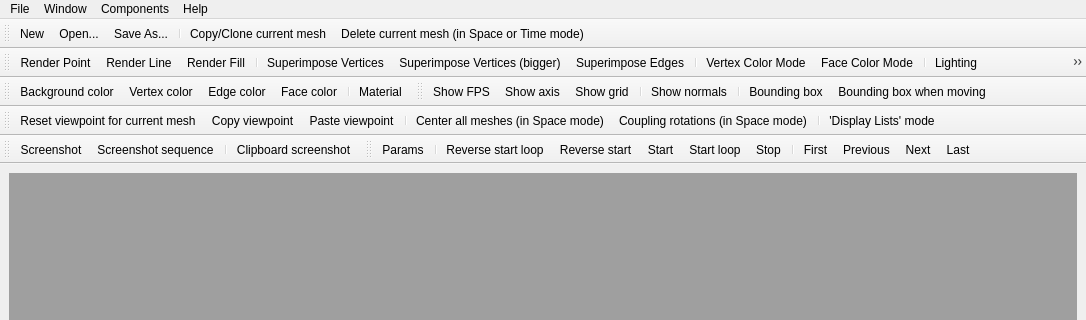
The window that src/mepp/mainwindow.ui (MEPP-team/MEPP) describes before a commit, drawn with Qt 5; both pictures show x 0 to 1086 and y 0 to 320 of the 1086 by 793 pixel window.
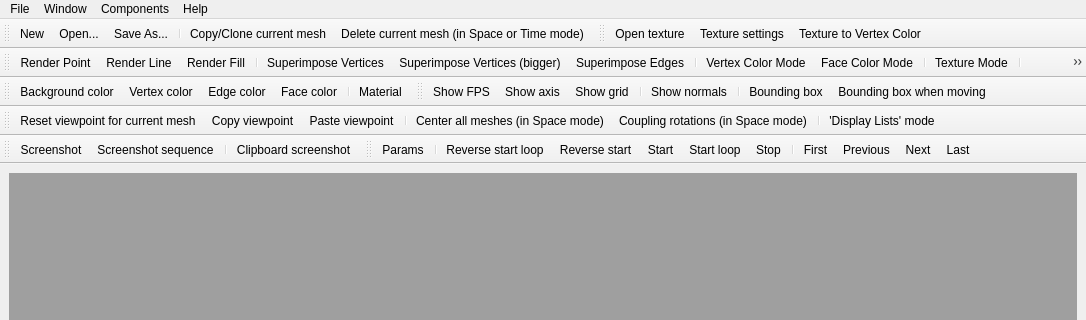
The same window after the commit. Icons and pictures are not drawn. Custom widgets are drawn as their Qt base class.

Commit message: texture support test

Patch:
```diff
--- a/src/mepp/mainwindow.ui
+++ b/src/mepp/mainwindow.ui
@@ -169,6 +169,20 @@
    <addaction name="actionClone"/>
    <addaction name="actionDelete"/>
   </widget>
+  <widget class="QToolBar" name="Toolbar_texture">
+   <property name="windowTitle">
+    <string>toolBar</string>
+   </property>
+   <attribute name="toolBarArea">
+    <enum>TopToolBarArea</enum>
+   </attribute>
+   <attribute name="toolBarBreak">
+    <bool>false</bool>
+   </attribute>
+   <addaction name="actionOpen_texture"/>
+   <addaction name="actionTexture_settings"/>
+   <addaction name="actionTexture_to_Vertex_Color"/>
+  </widget>
   <widget class="QToolBar" name="Toolbar_viewer">
    <property name="windowTitle">
     <string>Toolbar_viewer</string>
@@ -190,6 +204,8 @@
    <addaction name="actionVertex_Color"/>
    <addaction name="actionFace_Color"/>
    <addaction name="separator"/>
+   <addaction name="actionTexture_Mode"/>
+   <addaction name="separator"/>
    <addaction name="actionLighting"/>
    <addaction name="actionSmooth_Shading"/>
    <addaction name="separator"/>
@@ -905,6 +921,29 @@
     <string>Change Viewer Mode (Normal)</string>
    </property>
   </action>
+  <action name="actionOpen_texture">
+   <property name="text">
+    <string>Open texture</string>
+   </property>
+  </action>
+  <action name="actionTexture_settings">
+   <property name="text">
+    <string>Texture settings</string>
+   </property>
+  </action>
+  <action name="actionTexture_to_Vertex_Color">
+   <property name="text">
+    <string>Texture to Vertex Color</string>
+   </property>
+  </action>
+  <action name="actionTexture_Mode">
+   <property name="checkable">
+    <bool>true</bool>
+   </property>
+   <property name="text">
+    <string>Texture Mode</string>
+   </property>
+  </action>
  </widget>
  <customwidgets>
   <customwidget>
```
The commit also changes 10 other files.
